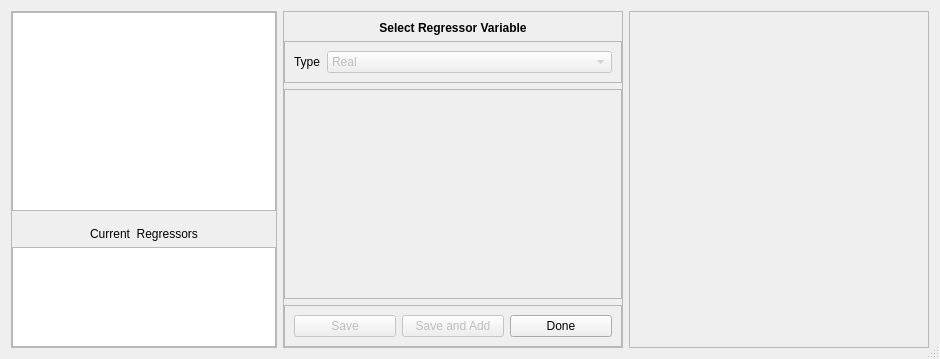
Old version of the form braviz/interaction/qt_guis/regressors_select.ui in the repository diego0020/braviz-app.
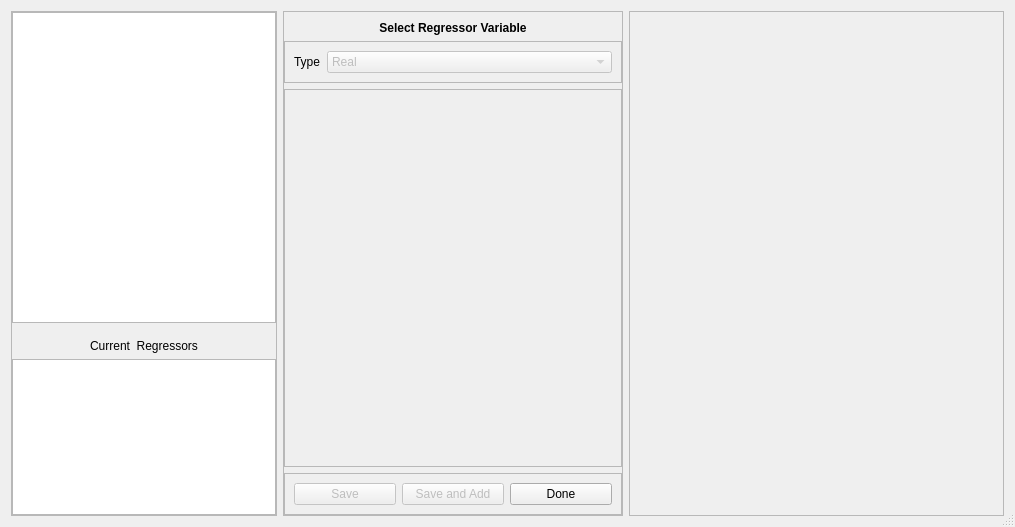
New version of the form.

Commit message: working regressors table

```diff
--- a/braviz/interaction/qt_guis/regressors_select.ui
+++ b/braviz/interaction/qt_guis/regressors_select.ui
@@ -9,8 +9,8 @@
    <rect>
     <x>0</x>
     <y>0</y>
-    <width>940</width>
-    <height>359</height>
+    <width>1015</width>
+    <height>527</height>
    </rect>
   </property>
   <property name="windowTitle">
@@ -120,7 +120,20 @@
        </widget>
       </item>
       <item>
-       <widget class="QTableView" name="current_regressors_table"/>
+       <widget class="QTableView" name="current_regressors_table">
+        <property name="alternatingRowColors">
+         <bool>true</bool>
+        </property>
+        <property name="selectionBehavior">
+         <enum>QAbstractItemView::SelectRows</enum>
+        </property>
+        <property name="sortingEnabled">
+         <bool>true</bool>
+        </property>
+        <attribute name="horizontalHeaderStretchLastSection">
+         <bool>true</bool>
+        </attribute>
+       </widget>
       </item>
      </layout>
     </widget>
```
Left out of the diff: 4 changed lines with no effect on the pictures. The commit also changes 2 other files.
